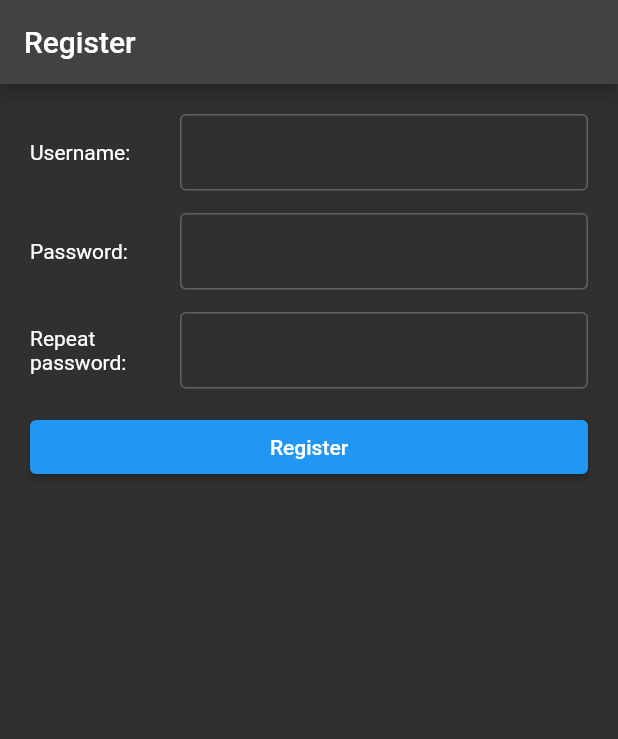
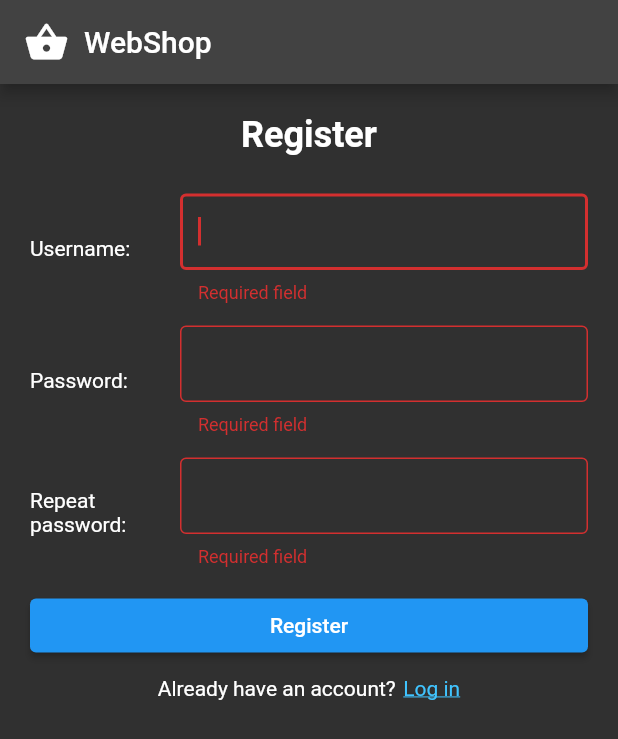
Before and after one commit to arogina/webshop-flutter, a Flutter app: the screen it shows after launch, after a tap on "Register", on a phone screen of 412 x 824 dp. Shown: the top 739 px of the screen. Run offline on Flutter 3.47's test engine with Material 2 defaults, Android fonts, the phone set to English and light mode, and no system bars; our stand-ins replace dio, retrofit; generated files the repository leaves out were written again.

Commit message:
Work on Register feature: added api calls, form functionality and validation, user registration

```diff
--- /dev/null
+++ b/lib/app/api/articles/articles.dart
@@ -0,0 +1,47 @@
+import 'package:dio/dio.dart';
+import 'package:json_annotation/json_annotation.dart';
+import 'package:retrofit/http.dart';
+import 'package:webshop_flutter/app/utils/globals.dart' as global;
+
+part 'articles.g.dart';
+
+@RestApi(baseUrl: global.apiUrl)
+abstract class ArticlesApi {
+  factory ArticlesApi(Dio dio, {String baseUrl}) = _ArticlesApi;
+
+  @GET("/articles")
+  Future<List<Article>> getArticles();
+
+  @GET("/articles/{id}")
+  Future<Article> getArticle(@Path() String id);
+
+  @POST("/articles")
+  Future<void> createArticle(@Body() Article article);
+
+  @PUT("/articles/{id}")
+  Future<Article> updateArticle(@Path() String id, @Body() Article article);
+
+  @DELETE("/articles/{id}")
+  Future<void> deleteArticle(@Path() String id);
+}
+
+@JsonSerializable()
+class Article {
+  final int id;
+  final String name;
+  final String description;
+  final double price;
+  final String image;
+
+  const Article({
+    required this.id,
+    required this.name,
+    required this.description,
+    required this.price,
+    required this.image,
+  });
+
+  factory Article.fromJson(Map<String, dynamic> json) =>
+      _$ArticleFromJson(json);
+  Map<String, dynamic> toJson() => _$ArticleToJson(this);
+}
--- /dev/null
+++ b/lib/app/api/users/users.dart
@@ -0,0 +1,44 @@
+import 'package:dio/dio.dart';
+import 'package:json_annotation/json_annotation.dart';
+import 'package:retrofit/http.dart';
+import 'package:webshop_flutter/app/utils/globals.dart' as global;
+
+part 'users.g.dart';
+
+@RestApi(baseUrl: global.apiUrl)
+abstract class UsersApi {
+  factory UsersApi(Dio dio, {String baseUrl}) = _UsersApi;
+
+  @GET("/users")
+  Future<List<User>> getUsers();
+
+  @GET("/users/{id}")
+  Future<User> getUser(@Path() String id);
+
+  @POST("/users")
+  Future<void> createUser(@Body() User user);
+
+  @PUT("/users/{id}")
+  Future<User> updateUser(@Path() String id, @Body() User user);
+
+  @DELETE("/users/{id}")
+  Future<void> deleteUser(@Path() String id);
+}
+
+@JsonSerializable()
+class User {
+  final String? id;
+  final DateTime? createdAt;
+  final String username;
+  final String password;
+
+  const User({
+    this.id,
+    this.createdAt,
+    required this.username,
+    required this.password,
+  });
+
+  factory User.fromJson(Map<String, dynamic> json) => _$UserFromJson(json);
+  Map<String, dynamic> toJson() => _$UserToJson(this);
+}
--- a/lib/app/screens/register_screen.dart
+++ b/lib/app/screens/register_screen.dart
@@ -1,6 +1,8 @@
 import 'package:flutter/material.dart';
+import 'package:webshop_flutter/app/api/users/users.dart';
 import 'package:webshop_flutter/app/widgets/named_button.dart';
 import 'package:webshop_flutter/app/widgets/named_textfield.dart';
+import 'package:webshop_flutter/app/utils/globals.dart' as global;
 
 class RegisterScreen extends StatefulWidget {
   const RegisterScreen({super.key});
@@ -18,28 +20,121 @@ class _RegisterScreenState extends State<RegisterScreen> {
   final _passwordFocus = FocusNode();
   final _repeatPasswordFocus = FocusNode();
 
+  final _formKey = GlobalKey<FormState>();
+
+  void _registerUser() async {
+    if (_formKey.currentState!.validate()) {
+      if (_passwordController.text == _repeatPasswordController.text) {
+        final api = UsersApi(global.dio);
+        final user = User(
+            username: _userNameController.text,
+            password: _passwordController.text,
+            createdAt: DateTime.now());
+
+        try {
+          await api.createUser(user);
+
+          if (mounted) {
+            ScaffoldMessenger.of(context).showSnackBar(const SnackBar(
+              content: Text(
+                "User created!",
+              ),
+              showCloseIcon: true,
+            ));
+          }
+
+          _formKey.currentState!.reset();
+          _userNameFocus.requestFocus();
+        } on Exception catch (ex) {
+          if (mounted) {
+            ScaffoldMessenger.of(context).showSnackBar(SnackBar(
+              content: Text(ex.toString()),
+            ));
+          }
+        }
+      } else {
+        if (mounted) {
+          ScaffoldMessenger.of(context).showSnackBar(const SnackBar(
+            content: Text("Password should match repeated password!"),
+          ));
+        }
+      }
+    }
+  }
+
+  void _setFocus() {
+    if (_userNameController.text == "") {
+      _userNameFocus.requestFocus();
+    } else {
+      if (_passwordController.text == "") {
+        _passwordFocus.requestFocus();
+      } else {
+        if (_repeatPasswordController.text == "") {
+          _repeatPasswordFocus.requestFocus();
+        }
+      }
+    }
+  }
+
+  @override
+  void initState() {
+    _setFocus();
+    super.initState();
+  }
+
   @override
   void dispose() {
     _userNameController.dispose();
     _passwordController.dispose();
+    _repeatPasswordController.dispose();
     _userNameFocus.dispose();
     _passwordFocus.dispose();
+    _repeatPasswordFocus.dispose();
     super.dispose();
   }
 
   @override
   Widget build(BuildContext context) {
-    return Scaffold(
-      appBar: AppBar(title: const Text("Register")),
+    return GestureDetector(
+        onTap: () => {FocusManager.instance.primaryFocus?.unfocus()},
+        child: Scaffold(
+          appBar: AppBar(
+              title: const Row(
+            children: [
+              Icon(Icons.shopping_basket, size: 30),
+              SizedBox(width: 10),
+              Text("WebShop"),
+            ],
+          )),
           body: Container(
             padding: const EdgeInsets.all(20),
             width: double.infinity,
+            child: Form(
+                key: _formKey,
                 child: ListView(
                   children: [
+                    Row(
+                      mainAxisAlignment: MainAxisAlignment.center,
+                      children: [
+                        Text(
+                          "Register",
+                          style: TextStyle(
+                              fontSize: Theme.of(context)
+                                  .textTheme
+                                  .headlineSmall
+                                  ?.fontSize,
+                              fontWeight: FontWeight.bold),
+                        )
+                      ],
+                    ),
+                    const SizedBox(
+                      height: 25,
+                    ),
                     NamedTextField(
                       text: "Username:",
                       controller: _userNameController,
                       focusNode: _userNameFocus,
+                      onSubmit: (value) => {_setFocus()},
                     ),
                     const SizedBox(
                       height: 15,
@@ -49,6 +144,7 @@ class _RegisterScreenState extends State<RegisterScreen> {
                       controller: _passwordController,
                       focusNode: _passwordFocus,
                       isPassword: true,
+                      onSubmit: (value) => {_setFocus()},
                     ),
                     const SizedBox(
                       height: 15,
@@ -58,17 +154,39 @@ class _RegisterScreenState extends State<RegisterScreen> {
                       controller: _repeatPasswordController,
                       focusNode: _repeatPasswordFocus,
                       isPassword: true,
+                      onSubmit: (value) => {_setFocus()},
                     ),
                     const SizedBox(
                       height: 15,
                     ),
                     NamedButton(
                       text: 'Register',
-              onClick: () => {},
+                      onClick: _registerUser,
+                    ),
+                    const SizedBox(
+                      height: 10,
+                    ),
+                    Row(
+                      mainAxisAlignment: MainAxisAlignment.center,
+                      children: [
+                        const Text("Already have an account?"),
+                        const SizedBox(
+                          width: 5,
+                        ),
+                        InkWell(
+                          onTap: () => {},
+                          child: const Text(
+                            "Log in",
+                            style: TextStyle(
+                                color: Colors.lightBlueAccent,
+                                decoration: TextDecoration.underline),
+                          ),
                         )
                       ],
+                    )
+                  ],
+                )),
           ),
-      ),
-    );
+        ));
   }
 }
--- /dev/null
+++ b/lib/app/utils/globals.dart
@@ -0,0 +1,4 @@
+import 'package:dio/dio.dart';
+
+const apiUrl = "https://6515cd3f09e3260018c92937.mockapi.io/webshop/api/";
+final dio = Dio();
--- a/lib/app/widgets/named_textfield.dart
+++ b/lib/app/widgets/named_textfield.dart
@@ -5,12 +5,14 @@ class NamedTextField extends StatefulWidget {
   final TextEditingController controller;
   final FocusNode focusNode;
   final bool isPassword;
+  final ValueSetter? onSubmit;
   const NamedTextField({
     super.key,
     required this.text,
     required this.controller,
     required this.focusNode,
     this.isPassword = false,
+    this.onSubmit,
   });
 
   @override
@@ -28,18 +30,25 @@ class _NamedTextFieldState extends State<NamedTextField> {
         ),
         Expanded(
             child: TextFormField(
+          autovalidateMode: AutovalidateMode.onUserInteraction,
           controller: widget.controller,
+          focusNode: widget.focusNode,
           decoration: const InputDecoration(
-            enabledBorder: OutlineInputBorder(
+            border: OutlineInputBorder(
                 borderSide: BorderSide(width: 1, color: Colors.white24)),
-            focusedBorder: OutlineInputBorder(
-                borderSide: BorderSide(width: 1, color: Colors.white54)),
             isDense: true,
           ),
           style: const TextStyle(
             color: Colors.white,
           ),
           obscureText: widget.isPassword,
+          validator: (value) {
+            if (value == null || value.isEmpty) {
+              return "Required field";
+            }
+            return null;
+          },
+          onFieldSubmitted: widget.onSubmit,
         ))
       ],
     );
```
Also changed, not shown: pubspec.yaml (+8 -4 lines), lib/app/api/articles/articles.g.dart (added), lib/app/api/users/users.g.dart (added). Lines whose indentation alone changed are shown as unchanged.
